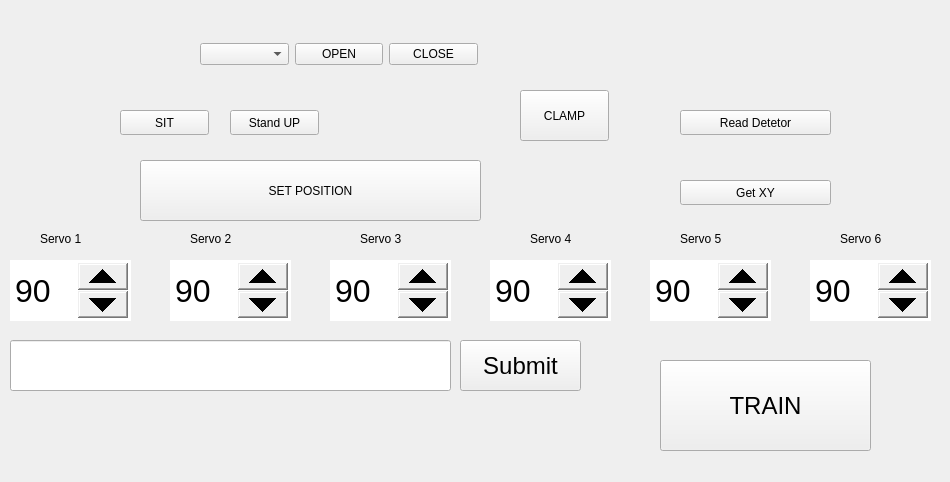
Old version of the form neuron/mainwindow.ui in the repository evkuz/qt_linux.
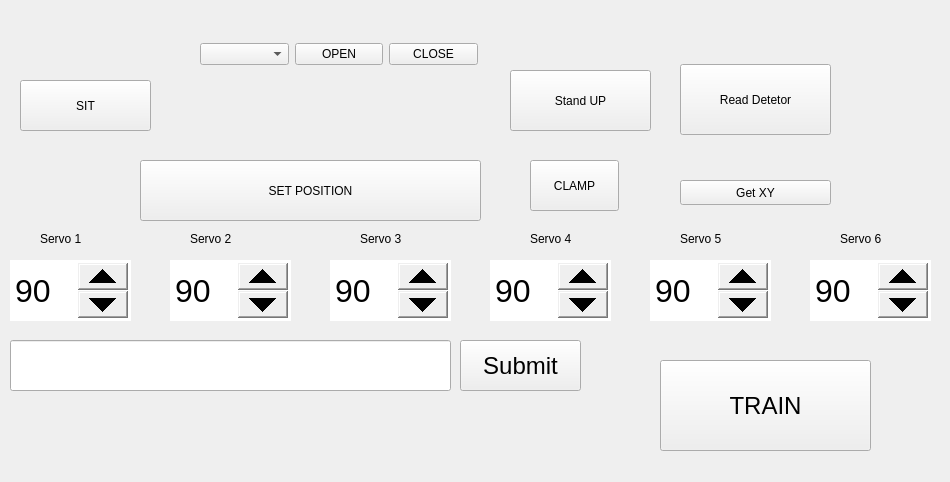
New version of the form.

The edit to the form file:
```diff
--- a/neuron/mainwindow.ui
+++ b/neuron/mainwindow.ui
@@ -45,8 +45,8 @@
   <widget class="QPushButton" name="clampButton">
    <property name="geometry">
     <rect>
-     <x>520</x>
-     <y>90</y>
+     <x>530</x>
+     <y>160</y>
      <width>89</width>
      <height>51</height>
     </rect>
@@ -71,10 +71,10 @@
   <widget class="QPushButton" name="stand_upButton">
    <property name="geometry">
     <rect>
-     <x>230</x>
-     <y>110</y>
-     <width>89</width>
-     <height>25</height>
+     <x>510</x>
+     <y>70</y>
+     <width>141</width>
+     <height>61</height>
     </rect>
    </property>
    <property name="text">
@@ -162,10 +162,10 @@
   <widget class="QPushButton" name="sitButton">
    <property name="geometry">
     <rect>
-     <x>120</x>
-     <y>110</y>
-     <width>89</width>
-     <height>25</height>
+     <x>20</x>
+     <y>80</y>
+     <width>131</width>
+     <height>51</height>
     </rect>
    </property>
    <property name="text">
@@ -189,9 +189,9 @@
    <property name="geometry">
     <rect>
      <x>680</x>
-     <y>110</y>
+     <y>64</y>
      <width>151</width>
-     <height>25</height>
+     <height>71</height>
     </rect>
    </property>
    <property name="text">
```
